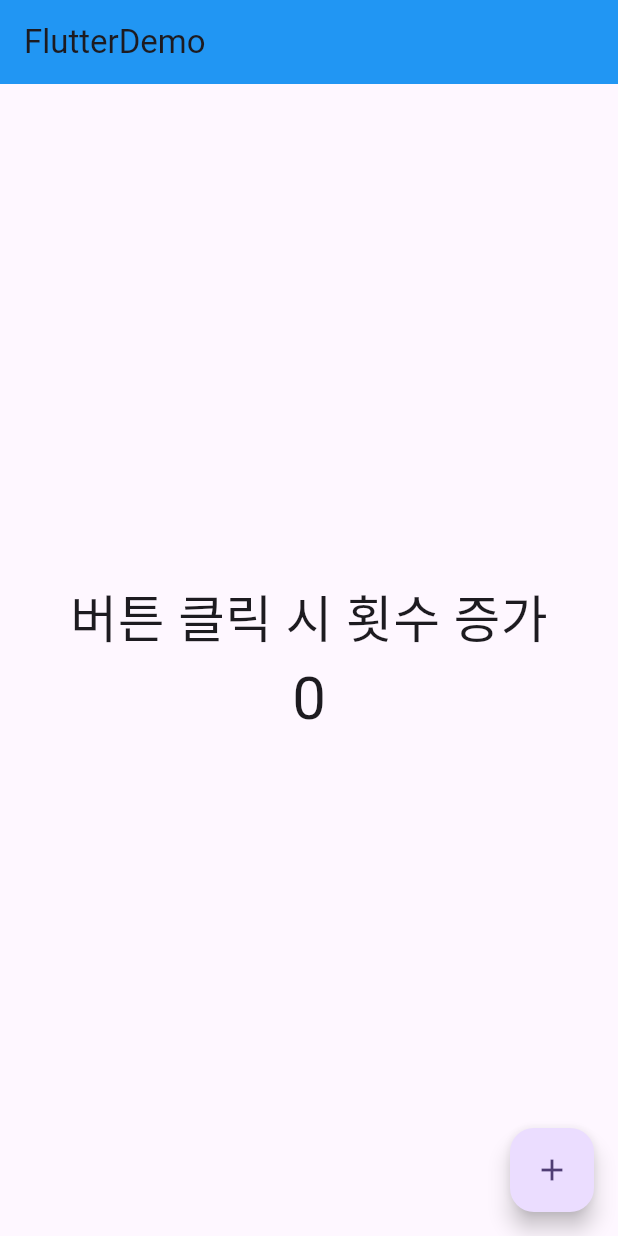
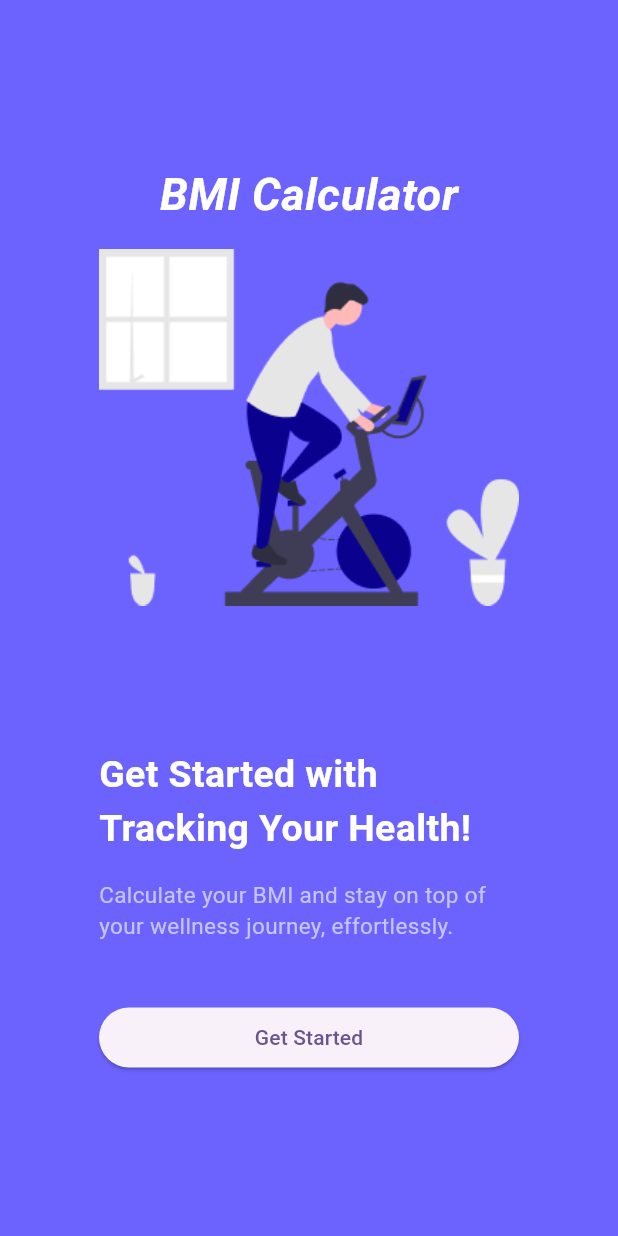
Before and after one commit to ji200407/daelim_2025, a Flutter app: the screen it shows after launch, on a phone screen of 412 x 824 dp. Run offline on Flutter 3.47's test engine with Material 3 defaults, Android fonts, the phone set to English and light mode, and no system bars.

Commit message:
4/4 수업,과제

```diff
--- a/lib/presentaion/Home/home_screen.dart
+++ b/lib/presentaion/example/example_screen.dart
@@ -1,13 +1,13 @@
 import 'package:flutter/material.dart';
 
-class HomeScreen extends StatefulWidget {
-  const HomeScreen({super.key});
+class ExampleScreen extends StatefulWidget {
+  const ExampleScreen({super.key});
 
   @override
-  State<HomeScreen> createState() => _HomeScreenState();
+  State<ExampleScreen> createState() => _HomeScreenState();
 }
 
-class _HomeScreenState extends State<HomeScreen> {
+class _HomeScreenState extends State<ExampleScreen> {
   int _count = 0;
 
   void _handleIncreaseCount() {
--- a/lib/presentaion/my_app.dart
+++ b/lib/presentaion/my_app.dart
@@ -1,4 +1,5 @@
-import 'package:daelim_2025/presentaion/Home/home_screen.dart';
+import 'package:daelim_2025/presentaion/example/example_screen.dart';
+import 'package:daelim_2025/presentaion/start/start_screen.dart';
 import 'package:flutter/material.dart';
 
 void main() {
@@ -17,10 +18,11 @@
   @override
   Widget build(BuildContext context) {
     return MaterialApp(
+      debugShowCheckedModeBanner: false,
       theme: ThemeData(
         colorScheme: ColorScheme.fromSeed(seedColor: Colors.deepPurple),
       ),
-      home: HomeScreen(),
+      home: StartScreen(),
     );
   }
 }
--- /dev/null
+++ b/lib/presentaion/start/start_screen.dart
@@ -0,0 +1,82 @@
+import 'package:flutter/material.dart';
+
+class StartScreen extends StatelessWidget {
+  const StartScreen({super.key});
+
+  //타이틀 위젯
+  Widget _buildAppName() {
+    return Text(
+      "BMI Calculator",
+      style: TextStyle(
+        fontWeight: FontWeight.bold,
+        color: Colors.white,
+        fontSize: 30,
+        fontStyle: FontStyle.italic,
+      ),
+    );
+  }
+
+  //타이틀
+
+  Widget _buildTitle() {
+    return Text(
+      'Get Started with\nTracking Your Health!',
+      style: TextStyle(
+        color: Colors.white,
+        fontSize: 25,
+        fontWeight: FontWeight.bold,
+      ),
+    );
+  }
+
+  //설명명
+  Widget _buildDescription() {
+    return Text(
+      'Calculate your BMI and stay on top of your wellness journey, effortlessly.',
+      style: TextStyle(fontSize: 15, color: Color(0xFFC6C3F9)),
+    );
+  }
+
+  //버튼
+  Widget _buildStartButton() {
+    return SizedBox(
+      width: double.infinity,
+      child: ElevatedButton(onPressed: () {}, child: Text('Get Started')),
+    );
+  }
+
+  @override
+  Widget build(BuildContext context) {
+    return Scaffold(
+      backgroundColor: Color(0xFF6C63FF),
+      body: SafeArea(
+        child: Center(
+          child: Container(
+            width: 280,
+            margin: const EdgeInsets.symmetric(horizontal: 30),
+            // padding: const EdgeInsets.symmetric(horizontal: 30),
+            child: Column(
+              mainAxisAlignment: MainAxisAlignment.center, //상하 중간간
+              children: [
+                _buildAppName(),
+                SizedBox(height: 15),
+                Image.asset('assets/images/bike.png'),
+                SizedBox(height: 95),
+                Column(
+                  crossAxisAlignment: CrossAxisAlignment.start,
+                  children: [
+                    _buildTitle(),
+                    SizedBox(height: 15),
+                    _buildDescription(),
+                  ],
+                ),
+                SizedBox(height: 40),
+                _buildStartButton(),
+              ],
+            ),
+          ),
+        ),
+      ),
+    );
+  }
+}
```
Also changed, not shown: pubspec.yaml (+5 -5 lines), assets/images/bike.png (added).
